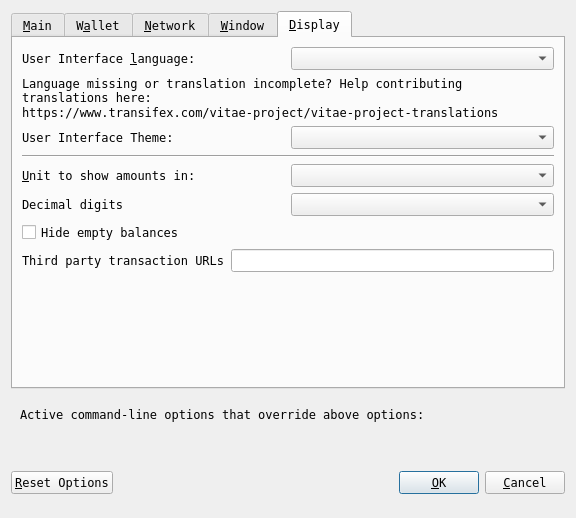
Before: the Qt Designer form src/qt/forms/optionsdialog.ui in wqking-misc/AureusXIV, drawn with Qt 5.
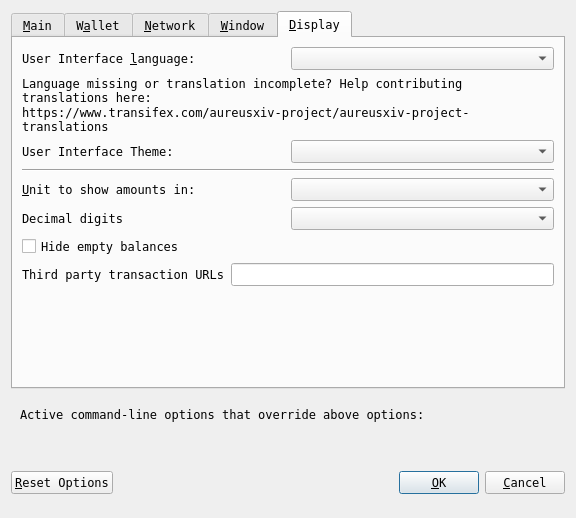
After: the same form once the commit is applied. Custom widgets are drawn as their Qt base class.

```diff
--- a/src/qt/forms/optionsdialog.ui
+++ b/src/qt/forms/optionsdialog.ui
@@ -552,7 +552,7 @@
          </property>
          <property name="text">
           <string>Language missing or translation incomplete? Help contributing translations here:
-https://www.transifex.com/vitae-project/vitae-project-translations</string>
+https://www.transifex.com/aureusxiv-project/aureusxiv-project-translations</string>
          </property>
          <property name="wordWrap">
           <bool>true</bool>
```
Left out of the diff: 10 changed lines with no effect on the pictures.
